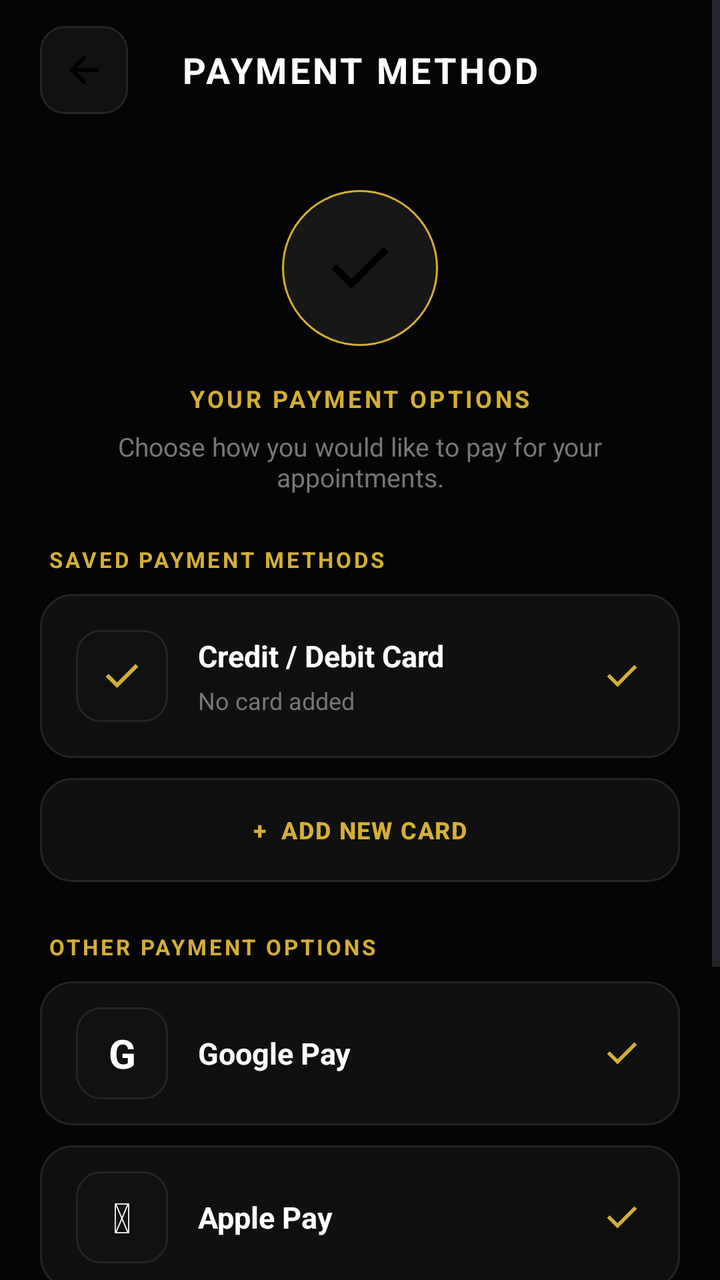
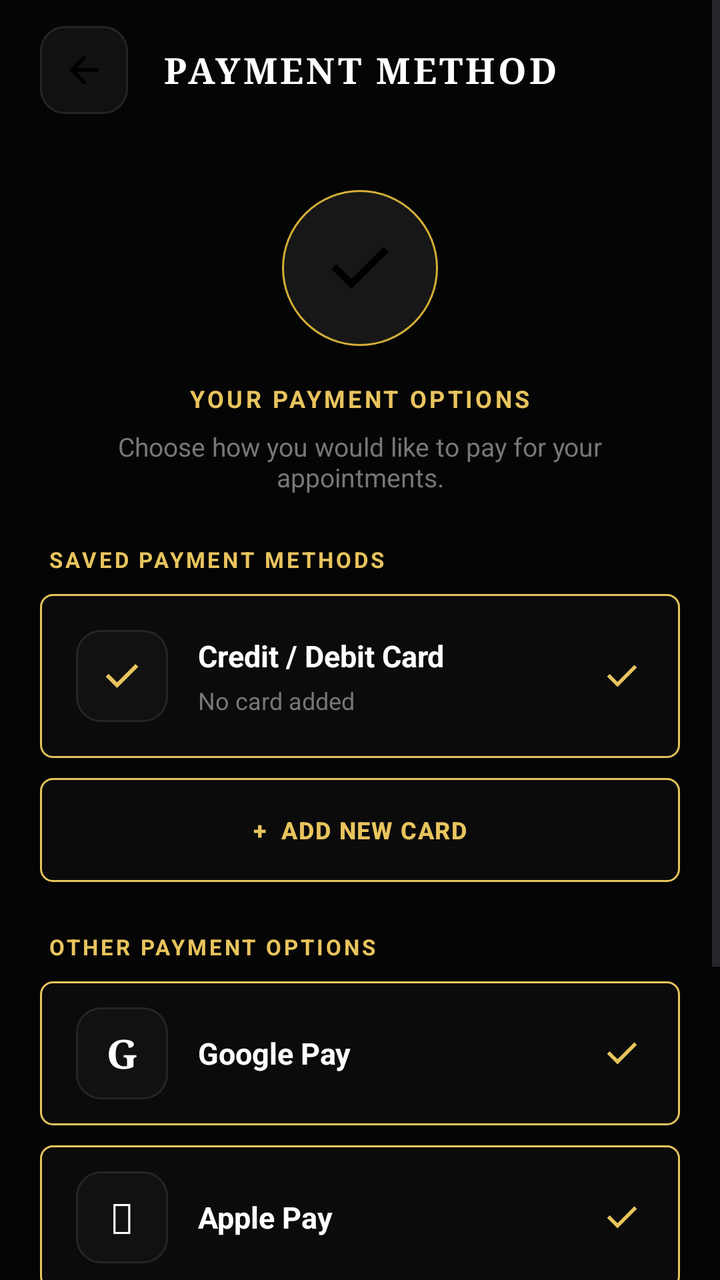

Compare the two renders of this Android layout. The source of the first and the diff that turns it into the second are given below.
<!-- AndroidManifest.xml: application theme Theme.FadeandFaith -->
<!-- res/layout/activity_payment_method.xml -->
<?xml version="1.0" encoding="utf-8"?>
<ScrollView
    xmlns:android="http://schemas.android.com/apk/res/android"
    xmlns:app="http://schemas.android.com/apk/res-auto"
    android:layout_width="match_parent"
    android:layout_height="match_parent"
    android:background="#050505"
    android:fillViewport="true">

    <LinearLayout
        android:layout_width="match_parent"
        android:layout_height="wrap_content"
        android:orientation="vertical"
        android:paddingBottom="35dp">

        

        <LinearLayout
            android:layout_width="match_parent"
            android:layout_height="70dp"
            android:orientation="horizontal"
            android:gravity="center_vertical"
            android:paddingStart="20dp"
            android:paddingEnd="20dp">

            <ImageView
                android:id="@+id/backButton"
                android:layout_width="44dp"
                android:layout_height="44dp"
                android:padding="11dp"
                android:src="@drawable/arrowback"
                android:background="@drawable/iconbutton"
                android:contentDescription="Back" />

            <TextView
                android:layout_width="0dp"
                android:layout_height="wrap_content"
                android:layout_weight="1"
                android:gravity="center"
                android:text="PAYMENT METHOD"
                android:textColor="#FFFFFF"
                android:textSize="18sp"
                android:textStyle="bold"
                android:letterSpacing="0.08" />

            <View
                android:layout_width="44dp"
                android:layout_height="44dp" />

        </LinearLayout>


        

        <LinearLayout
            android:layout_width="match_parent"
            android:layout_height="wrap_content"
            android:orientation="vertical"
            android:gravity="center"
            android:paddingStart="24dp"
            android:paddingEnd="24dp"
            android:paddingTop="25dp"
            android:paddingBottom="25dp">

            <ImageView
                android:layout_width="78dp"
                android:layout_height="78dp"
                android:padding="18dp"
                android:src="@drawable/check"
                android:background="@drawable/avatar"
                android:contentDescription="Payment" />

            <TextView
                android:layout_width="wrap_content"
                android:layout_height="wrap_content"
                android:layout_marginTop="18dp"
                android:text="YOUR PAYMENT OPTIONS"
                android:textColor="#D4AF37"
                android:textSize="12sp"
                android:textStyle="bold"
                android:letterSpacing="0.12" />

            <TextView
                android:layout_width="match_parent"
                android:layout_height="wrap_content"
                android:layout_marginTop="7dp"
                android:text="Choose how you would like to pay for your appointments."
                android:textColor="#777777"
                android:textSize="13sp"
                android:gravity="center" />

        </LinearLayout>


        

        <TextView
            android:layout_width="match_parent"
            android:layout_height="wrap_content"
            android:layout_marginStart="24dp"
            android:layout_marginEnd="24dp"
            android:layout_marginBottom="10dp"
            android:text="SAVED PAYMENT METHODS"
            android:textColor="#D4AF37"
            android:textSize="11sp"
            android:textStyle="bold"
            android:letterSpacing="0.12" />


        

        <LinearLayout
            android:id="@+id/cardOption"
            android:layout_width="match_parent"
            android:layout_height="82dp"
            android:layout_marginStart="20dp"
            android:layout_marginEnd="20dp"
            android:layout_marginBottom="10dp"
            android:background="@drawable/homecard"
            android:gravity="center_vertical"
            android:orientation="horizontal"
            android:paddingStart="18dp"
            android:paddingEnd="18dp"
            android:clickable="true"
            android:focusable="true">

            <ImageView
                android:layout_width="46dp"
                android:layout_height="46dp"
                android:padding="11dp"
                android:src="@drawable/check"
                android:background="@drawable/iconbutton"
                android:contentDescription="Card"
                app:tint="#D4AF37" />

            <LinearLayout
                android:layout_width="0dp"
                android:layout_height="wrap_content"
                android:layout_weight="1"
                android:orientation="vertical"
                android:layout_marginStart="15dp">

                <TextView
                    android:layout_width="wrap_content"
                    android:layout_height="wrap_content"
                    android:text="Credit / Debit Card"
                    android:textColor="#FFFFFF"
                    android:textSize="15sp"
                    android:textStyle="bold" />

                <TextView
                    android:id="@+id/savedCardText"
                    android:layout_width="wrap_content"
                    android:layout_height="wrap_content"
                    android:layout_marginTop="4dp"
                    android:text="No card added"
                    android:textColor="#777777"
                    android:textSize="12sp" />

            </LinearLayout>

            <ImageView
                android:id="@+id/cardIndicator"
                android:layout_width="22dp"
                android:layout_height="22dp"
                android:src="@drawable/check"
                android:contentDescription="Selected"
                app:tint="#D4AF37" />

        </LinearLayout>


        

        <com.google.android.material.button.MaterialButton
            android:id="@+id/addCardButton"
            android:layout_width="match_parent"
            android:layout_height="52dp"
            android:layout_marginStart="20dp"
            android:layout_marginEnd="20dp"
            android:layout_marginBottom="25dp"
            android:text="+  ADD NEW CARD"
            android:textColor="#D4AF37"
            android:textSize="12sp"
            android:textStyle="bold"
            android:letterSpacing="0.05"
            android:background="@drawable/homecard"
            app:backgroundTint="@null" />


        

        <TextView
            android:layout_width="match_parent"
            android:layout_height="wrap_content"
            android:layout_marginStart="24dp"
            android:layout_marginEnd="24dp"
            android:layout_marginBottom="10dp"
            android:text="OTHER PAYMENT OPTIONS"
            android:textColor="#D4AF37"
            android:textSize="11sp"
            android:textStyle="bold"
            android:letterSpacing="0.12" />


        

        <LinearLayout
            android:id="@+id/googlePayOption"
            android:layout_width="match_parent"
            android:layout_height="72dp"
            android:layout_marginStart="20dp"
            android:layout_marginEnd="20dp"
            android:layout_marginBottom="10dp"
            android:background="@drawable/homecard"
            android:gravity="center_vertical"
            android:orientation="horizontal"
            android:paddingStart="18dp"
            android:paddingEnd="18dp"
            android:clickable="true"
            android:focusable="true">

            <TextView
                android:layout_width="46dp"
                android:layout_height="46dp"
                android:gravity="center"
                android:text="G"
                android:textColor="#FFFFFF"
                android:textSize="20sp"
                android:textStyle="bold"
                android:background="@drawable/iconbutton" />

            <TextView
                android:layout_width="0dp"
                android:layout_height="wrap_content"
                android:layout_weight="1"
                android:layout_marginStart="15dp"
                android:text="Google Pay"
                android:textColor="#FFFFFF"
                android:textSize="15sp"
                android:textStyle="bold" />

            <ImageView
                android:id="@+id/googlePayIndicator"
                android:layout_width="22dp"
                android:layout_height="22dp"
                android:src="@drawable/check"
                android:contentDescription="Selected"
                app:tint="#D4AF37" />

        </LinearLayout>


        

        <LinearLayout
            android:id="@+id/applePayOption"
            android:layout_width="match_parent"
            android:layout_height="72dp"
            android:layout_marginStart="20dp"
            android:layout_marginEnd="20dp"
            android:layout_marginBottom="10dp"
            android:background="@drawable/homecard"
            android:gravity="center_vertical"
            android:orientation="horizontal"
            android:paddingStart="18dp"
            android:paddingEnd="18dp"
            android:clickable="true"
            android:focusable="true">

            <TextView
                android:layout_width="46dp"
                android:layout_height="46dp"
                android:gravity="center"
                android:text=""
                android:textColor="#FFFFFF"
                android:textSize="21sp"
                android:background="@drawable/iconbutton" />

            <TextView
                android:layout_width="0dp"
                android:layout_height="wrap_content"
                android:layout_weight="1"
                android:layout_marginStart="15dp"
                android:text="Apple Pay"
                android:textColor="#FFFFFF"
                android:textSize="15sp"
                android:textStyle="bold" />

            <ImageView
                android:id="@+id/applePayIndicator"
                android:layout_width="22dp"
                android:layout_height="22dp"
                android:src="@drawable/check"
                android:contentDescription="Selected"
                app:tint="#D4AF37" />

        </LinearLayout>


        

        <LinearLayout
            android:id="@+id/cashOption"
            android:layout_width="match_parent"
            android:layout_height="72dp"
            android:layout_marginStart="20dp"
            android:layout_marginEnd="20dp"
            android:layout_marginBottom="28dp"
            android:background="@drawable/homecard"
            android:gravity="center_vertical"
            android:orientation="horizontal"
            android:paddingStart="18dp"
            android:paddingEnd="18dp"
            android:clickable="true"
            android:focusable="true">

            <TextView
                android:layout_width="46dp"
                android:layout_height="46dp"
                android:gravity="center"
                android:text="R"
                android:textColor="#D4AF37"
                android:textSize="18sp"
                android:textStyle="bold"
                android:background="@drawable/iconbutton" />

            <TextView
                android:layout_width="0dp"
                android:layout_height="wrap_content"
                android:layout_weight="1"
                android:layout_marginStart="15dp"
                android:text="Cash"
                android:textColor="#FFFFFF"
                android:textSize="15sp"
                android:textStyle="bold" />

            <ImageView
                android:id="@+id/cashIndicator"
                android:layout_width="22dp"
                android:layout_height="22dp"
                android:src="@drawable/check"
                android:contentDescription="Selected"
                app:tint="#D4AF37" />

        </LinearLayout>


        

        <com.google.android.material.button.MaterialButton
            android:id="@+id/saveButton"
            android:layout_width="match_parent"
            android:layout_height="58dp"
            android:layout_marginStart="20dp"
            android:layout_marginEnd="20dp"
            android:text="SAVE PAYMENT METHOD"
            android:textColor="#050505"
            android:textSize="13sp"
            android:textStyle="bold"
            android:letterSpacing="0.08"
            android:background="@drawable/goldbutton"
            app:backgroundTint="@null" />

    </LinearLayout>

</ScrollView>
<!-- resources referenced by this layout -->
<resources>
  <!-- drawable arrowback (drawable) -->
  <vector xmlns:android="http://schemas.android.com/apk/res/android" android:autoMirrored="true" android:height="24dp" android:tint="#000000" android:viewportHeight="960" android:viewportWidth="960" android:width="24dp">
        
      <path android:fillColor="@android:color/white" android:pathData="M313,520L537,744L480,800L160,480L480,160L537,216L313,440L800,440L800,520L313,520Z"/>
      
  </vector>
  <!-- drawable avatar (drawable) -->
  <?xml version="1.0" encoding="utf-8"?>
  <shape xmlns:android="http://schemas.android.com/apk/res/android"
      android:shape="oval">
  
      <solid android:color="#171717" />
  
      <stroke
          android:width="1dp"
          android:color="#D4AF37" />
  
  </shape>
  <!-- drawable check (drawable) -->
  <vector xmlns:android="http://schemas.android.com/apk/res/android" android:height="24dp" android:tint="#000000" android:viewportHeight="960" android:viewportWidth="960" android:width="24dp">
        
      <path android:fillColor="@android:color/white" android:pathData="M382,720L154,492L211,435L382,606L749,239L806,296L382,720Z"/>
      
  </vector>
  <!-- drawable goldbutton (drawable) -->
  <?xml version="1.0" encoding="utf-8"?>
  <shape xmlns:android="http://schemas.android.com/apk/res/android"
      android:shape="rectangle">
  
      <solid android:color="#D4AF37" />
  
      <corners android:radius="14dp" />
  
  </shape>
  <!-- drawable homecard (drawable) -->
  <?xml version="1.0" encoding="utf-8"?>
  <shape xmlns:android="http://schemas.android.com/apk/res/android">
  
      <solid android:color="#101010" />
  
      <stroke
          android:width="1dp"
          android:color="#242424" />
  
      <corners android:radius="16dp" />
  
  </shape>
  <!-- drawable iconbutton (drawable) -->
  <?xml version="1.0" encoding="utf-8"?>
  <shape xmlns:android="http://schemas.android.com/apk/res/android">
  
      <solid android:color="#111111" />
  
      <stroke
          android:width="1dp"
          android:color="#252525" />
  
      <corners android:radius="12dp" />
  
  </shape>
  <style name="Theme.FadeandFaith" parent="Base.Theme.FadeandFaith" />
  <style name="Base.Theme.FadeandFaith" parent="Theme.Material3.DayNight.NoActionBar">
          
          
      </style>
</resources>

<!-- the commit's change to res/layout/activity_payment_method.xml (unified diff, before → after) -->
@@ -4,7 +4,7 @@
     xmlns:app="http://schemas.android.com/apk/res-auto"
     android:layout_width="match_parent"
     android:layout_height="match_parent"
-    android:background="#050505"
+    android:background="@color/ff_background"
     android:fillViewport="true">
 
     <LinearLayout
@@ -33,6 +33,7 @@
                 android:contentDescription="Back" />
 
             <TextView
+                android:fontFamily="serif"
                 android:layout_width="0dp"
                 android:layout_height="wrap_content"
                 android:layout_weight="1"
@@ -75,7 +76,7 @@
                 android:layout_height="wrap_content"
                 android:layout_marginTop="18dp"
                 android:text="YOUR PAYMENT OPTIONS"
-                android:textColor="#D4AF37"
+                android:textColor="#E8C45E"
                 android:textSize="12sp"
                 android:textStyle="bold"
                 android:letterSpacing="0.12" />
@@ -101,7 +102,7 @@
             android:layout_marginEnd="24dp"
             android:layout_marginBottom="10dp"
             android:text="SAVED PAYMENT METHODS"
-            android:textColor="#D4AF37"
+            android:textColor="#E8C45E"
             android:textSize="11sp"
             android:textStyle="bold"
             android:letterSpacing="0.12" />
@@ -116,7 +117,7 @@
             android:layout_marginStart="20dp"
             android:layout_marginEnd="20dp"
             android:layout_marginBottom="10dp"
-            android:background="@drawable/homecard"
+            android:background="@drawable/cardoutline"
             android:gravity="center_vertical"
             android:orientation="horizontal"
             android:paddingStart="18dp"
@@ -131,7 +132,7 @@
                 android:src="@drawable/check"
                 android:background="@drawable/iconbutton"
                 android:contentDescription="Card"
-                app:tint="#D4AF37" />
+                app:tint="#E8C45E" />
 
             <LinearLayout
                 android:layout_width="0dp"
@@ -165,7 +166,7 @@
                 android:layout_height="22dp"
                 android:src="@drawable/check"
                 android:contentDescription="Selected"
-                app:tint="#D4AF37" />
+                app:tint="#E8C45E" />
 
         </LinearLayout>
 
@@ -180,11 +181,11 @@
             android:layout_marginEnd="20dp"
             android:layout_marginBottom="25dp"
             android:text="+  ADD NEW CARD"
-            android:textColor="#D4AF37"
+            android:textColor="#E8C45E"
             android:textSize="12sp"
             android:textStyle="bold"
             android:letterSpacing="0.05"
-            android:background="@drawable/homecard"
+            android:background="@drawable/cardoutline"
             app:backgroundTint="@null" />
 
 
@@ -197,7 +198,7 @@
             android:layout_marginEnd="24dp"
             android:layout_marginBottom="10dp"
             android:text="OTHER PAYMENT OPTIONS"
-            android:textColor="#D4AF37"
+            android:textColor="#E8C45E"
             android:textSize="11sp"
             android:textStyle="bold"
             android:letterSpacing="0.12" />
@@ -212,7 +213,7 @@
             android:layout_marginStart="20dp"
             android:layout_marginEnd="20dp"
             android:layout_marginBottom="10dp"
-            android:background="@drawable/homecard"
+            android:background="@drawable/cardoutline"
             android:gravity="center_vertical"
             android:orientation="horizontal"
             android:paddingStart="18dp"
@@ -221,6 +222,7 @@
             android:focusable="true">
 
             <TextView
+                android:fontFamily="serif"
                 android:layout_width="46dp"
                 android:layout_height="46dp"
                 android:gravity="center"
@@ -246,7 +248,7 @@
                 android:layout_height="22dp"
                 android:src="@drawable/check"
                 android:contentDescription="Selected"
-                app:tint="#D4AF37" />
+                app:tint="#E8C45E" />
 
         </LinearLayout>
 
@@ -260,7 +262,7 @@
             android:layout_marginStart="20dp"
             android:layout_marginEnd="20dp"
             android:layout_marginBottom="10dp"
-            android:background="@drawable/homecard"
+            android:background="@drawable/cardoutline"
             android:gravity="center_vertical"
             android:orientation="horizontal"
             android:paddingStart="18dp"
@@ -269,6 +271,7 @@
             android:focusable="true">
 
             <TextView
+                android:fontFamily="serif"
                 android:layout_width="46dp"
                 android:layout_height="46dp"
                 android:gravity="center"
@@ -293,7 +296,7 @@
                 android:layout_height="22dp"
                 android:src="@drawable/check"
                 android:contentDescription="Selected"
-                app:tint="#D4AF37" />
+                app:tint="#E8C45E" />
 
         </LinearLayout>
 
@@ -307,7 +310,7 @@
             android:layout_marginStart="20dp"
             android:layout_marginEnd="20dp"
             android:layout_marginBottom="28dp"
-            android:background="@drawable/homecard"
+            android:background="@drawable/cardoutline"
             android:gravity="center_vertical"
             android:orientation="horizontal"
             android:paddingStart="18dp"
@@ -316,11 +319,12 @@
             android:focusable="true">
 
             <TextView
+                android:fontFamily="serif"
                 android:layout_width="46dp"
                 android:layout_height="46dp"
                 android:gravity="center"
                 android:text="R"
-                android:textColor="#D4AF37"
+                android:textColor="#E8C45E"
                 android:textSize="18sp"
                 android:textStyle="bold"
                 android:background="@drawable/iconbutton" />
@@ -341,7 +345,7 @@
                 android:layout_height="22dp"
                 android:src="@drawable/check"
                 android:contentDescription="Selected"
-                app:tint="#D4AF37" />
+                app:tint="#E8C45E" />
 
         </LinearLayout>
 
@@ -355,11 +359,11 @@
             android:layout_marginStart="20dp"
             android:layout_marginEnd="20dp"
             android:text="SAVE PAYMENT METHOD"
-            android:textColor="#050505"
+            android:textColor="@color/ff_on_gold"
             android:textSize="13sp"
             android:textStyle="bold"
             android:letterSpacing="0.08"
-            android:background="@drawable/goldbutton"
+            android:background="@drawable/gold"
             app:backgroundTint="@null" />
 
     </LinearLayout>
<!-- resource entries referenced after the edit -->
@@ -1,5 +1,7 @@
 <!-- resources referenced by this layout -->
 <resources>
+  <color name="ff_background">#FF050505</color>
+  <color name="ff_on_gold">#FF050505</color>
   <!-- drawable arrowback (drawable) -->
   <vector xmlns:android="http://schemas.android.com/apk/res/android" android:autoMirrored="true" android:height="24dp" android:tint="#000000" android:viewportHeight="960" android:viewportWidth="960" android:width="24dp">
         
@@ -18,35 +20,33 @@
           android:color="#D4AF37" />
   
   </shape>
+  <!-- drawable cardoutline (drawable) -->
+  <?xml version="1.0" encoding="utf-8"?>
+  <shape xmlns:android="http://schemas.android.com/apk/res/android"
+      android:shape="rectangle">
+      <solid android:color="#0B0B0B" />
+      <stroke
+          android:width="1dp"
+          android:color="#E8C45E" />
+      <corners android:radius="6dp" />
+  </shape>
   <!-- drawable check (drawable) -->
   <vector xmlns:android="http://schemas.android.com/apk/res/android" android:height="24dp" android:tint="#000000" android:viewportHeight="960" android:viewportWidth="960" android:width="24dp">
         
       <path android:fillColor="@android:color/white" android:pathData="M382,720L154,492L211,435L382,606L749,239L806,296L382,720Z"/>
       
   </vector>
-  <!-- drawable goldbutton (drawable) -->
+  <!-- drawable gold (drawable) -->
   <?xml version="1.0" encoding="utf-8"?>
-  <shape xmlns:android="http://schemas.android.com/apk/res/android"
-      android:shape="rectangle">
-  
-      <solid android:color="#D4AF37" />
-  
-      <corners android:radius="14dp" />
-  
-  </shape>
-  <!-- drawable homecard (drawable) -->
-  <?xml version="1.0" encoding="utf-8"?>
-  <shape xmlns:android="http://schemas.android.com/apk/res/android">
-  
-      <solid android:color="#101010" />
-  
-      <stroke
-          android:width="1dp"
-          android:color="#242424" />
-  
-      <corners android:radius="16dp" />
-  
-  </shape>
+  <ripple xmlns:android="http://schemas.android.com/apk/res/android"
+      android:color="#33000000">
+      <item>
+          <shape android:shape="rectangle">
+              <solid android:color="#E8C45E" />
+              <corners android:radius="28dp" />
+          </shape>
+      </item>
+  </ripple>
   <!-- drawable iconbutton (drawable) -->
   <?xml version="1.0" encoding="utf-8"?>
   <shape xmlns:android="http://schemas.android.com/apk/res/android">
